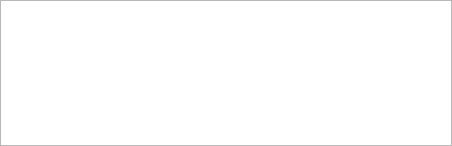
Above: Source/DREAM3DWidgetsLib/Widgets/UI_Files/DataContainerArrayWidget.ui from BlueQuartzSoftware/DREAM3D before the change. Below: the same form after it.
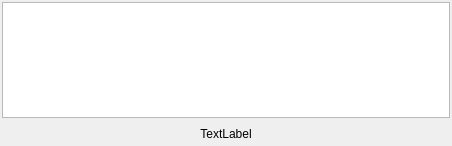
That is the form after the change.

Commit message:
Add Feature: Data Structure widget will now show information about the DataContainer, AttributeMatrix, Geometry or AttributeArray that is selected. The feature was implemented by having each of those objects return a snippet of HTML code that has the encoded information for display.
updates #162.

Diff of the .ui file:
```diff
--- a/Source/DREAM3DWidgetsLib/Widgets/UI_Files/DataContainerArrayWidget.ui
+++ b/Source/DREAM3DWidgetsLib/Widgets/UI_Files/DataContainerArrayWidget.ui
@@ -25,20 +25,71 @@
   <property name="windowTitle">
    <string>Form</string>
   </property>
-  <layout class="QVBoxLayout" name="verticalLayout">
+  <layout class="QGridLayout" name="gridLayout">
    <property name="leftMargin">
-    <number>0</number>
+    <number>2</number>
    </property>
    <property name="topMargin">
-    <number>0</number>
+    <number>2</number>
    </property>
    <property name="rightMargin">
-    <number>0</number>
+    <number>2</number>
    </property>
    <property name="bottomMargin">
-    <number>0</number>
+    <number>2</number>
    </property>
-   <item>
+   <item row="1" column="1">
+    <widget class="QLabel" name="dataContainerInfoLabel">
+     <property name="minimumSize">
+      <size>
+       <width>200</width>
+       <height>0</height>
+      </size>
+     </property>
+     <property name="frameShape">
+      <enum>QFrame::NoFrame</enum>
+     </property>
+     <property name="text">
+      <string>TextLabel</string>
+     </property>
+     <property name="textFormat">
+      <enum>Qt::RichText</enum>
+     </property>
+     <property name="alignment">
+      <set>Qt::AlignCenter</set>
+     </property>
+     <property name="wordWrap">
+      <bool>false</bool>
+     </property>
+    </widget>
+   </item>
+   <item row="1" column="0">
+    <spacer name="horizontalSpacer">
+     <property name="orientation">
+      <enum>Qt::Horizontal</enum>
+     </property>
+     <property name="sizeHint" stdset="0">
+      <size>
+       <width>40</width>
+       <height>20</height>
+      </size>
+     </property>
+    </spacer>
+   </item>
+   <item row="1" column="2">
+    <spacer name="horizontalSpacer_2">
+     <property name="orientation">
+      <enum>Qt::Horizontal</enum>
+     </property>
+     <property name="sizeHint" stdset="0">
+      <size>
+       <width>40</width>
+       <height>20</height>
+      </size>
+     </property>
+    </spacer>
+   </item>
+   <item row="0" column="0" colspan="3">
     <widget class="QColumnView" name="dcaProxyView">
      <property name="minimumSize">
       <size>
```
The commit also changes 34 other files.
